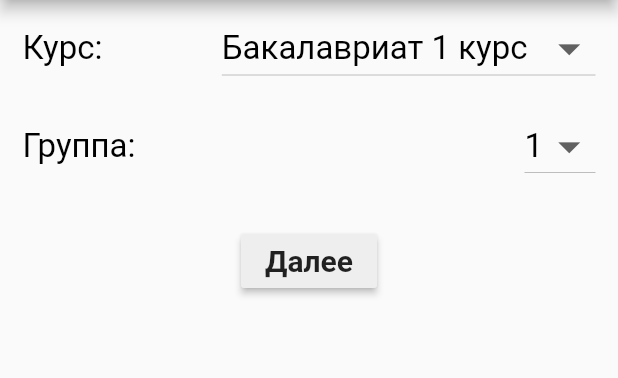
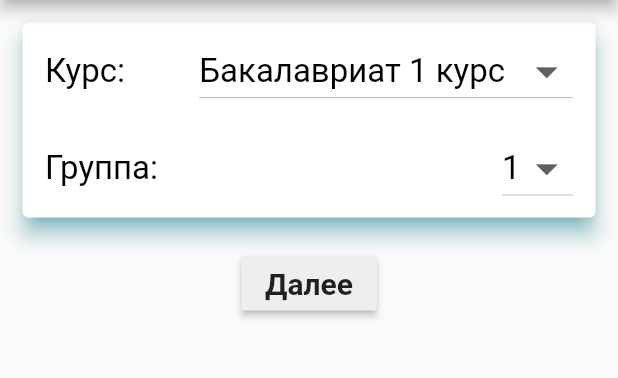
Before and after one commit to Alator-ux/mmcs_timetable, a Flutter app: the screen it shows after launch, on a phone screen of 412 x 824 dp, the part 75-453 px from its top. Run offline on Flutter 3.47's test engine with Material 2 defaults, Android fonts, the phone set to English and light mode, and no system bars.

Commit message:
Change design

```diff
--- a/lib/screens/EntryPage.dart
+++ b/lib/screens/EntryPage.dart
@@ -8,6 +8,34 @@ class EntryPage extends StatefulWidget {
 }
 
 class _EntryPageState extends State<EntryPage> {
+  @override
+  Widget build(BuildContext context) {
+    return Column(
+      children: [
+        InformationCard(),
+        SizedBox(height: 20),
+        RaisedButton(
+          color: Colors.grey[200],
+          child: Text(
+            "Далее",
+            style: TextStyle(fontSize: 20, fontWeight: FontWeight.bold),
+          ),
+          onPressed: () {
+            Navigator.push(
+                context, MaterialPageRoute(builder: (context) => DayPage()));
+          },
+        ),
+      ],
+    );
+  }
+}
+
+class InformationCard extends StatefulWidget {
+  @override
+  _InformationCardState createState() => _InformationCardState();
+}
+
+class _InformationCardState extends State<InformationCard> {
   final List<DropdownMenuItem<String>> _courses = courseItems();
   final List<DropdownMenuItem<String>> _groups = groupItems();
   var _course = getCourses()[0];
@@ -15,7 +43,11 @@ class _EntryPageState extends State<EntryPage> {
   final TextStyle _textStyle = TextStyle(color: Colors.black, fontSize: 22);
   @override
   Widget build(BuildContext context) {
-    return Column(
+    return Card(
+      shadowColor: Colors.cyan[400],
+      elevation: 6,
+      margin: EdgeInsets.fromLTRB(15, 15, 15, 0),
+      child: Column(
         children: [
           Padding(
             padding: const EdgeInsets.all(15.0),
@@ -59,19 +91,8 @@ class _EntryPageState extends State<EntryPage> {
               ],
             ),
           ),
-        SizedBox(height: 20),
-        RaisedButton(
-          color: Colors.grey[200],
-          child: Text(
-            "Далее",
-            style: TextStyle(fontSize: 20, fontWeight: FontWeight.bold),
+        ],
       ),
-          onPressed: () {
-            Navigator.push(
-                context, MaterialPageRoute(builder: (context) => DayPage()));
-          },
-        )
-      ],
     );
   }
 }
```
Lines whose indentation alone changed are shown as unchanged.
